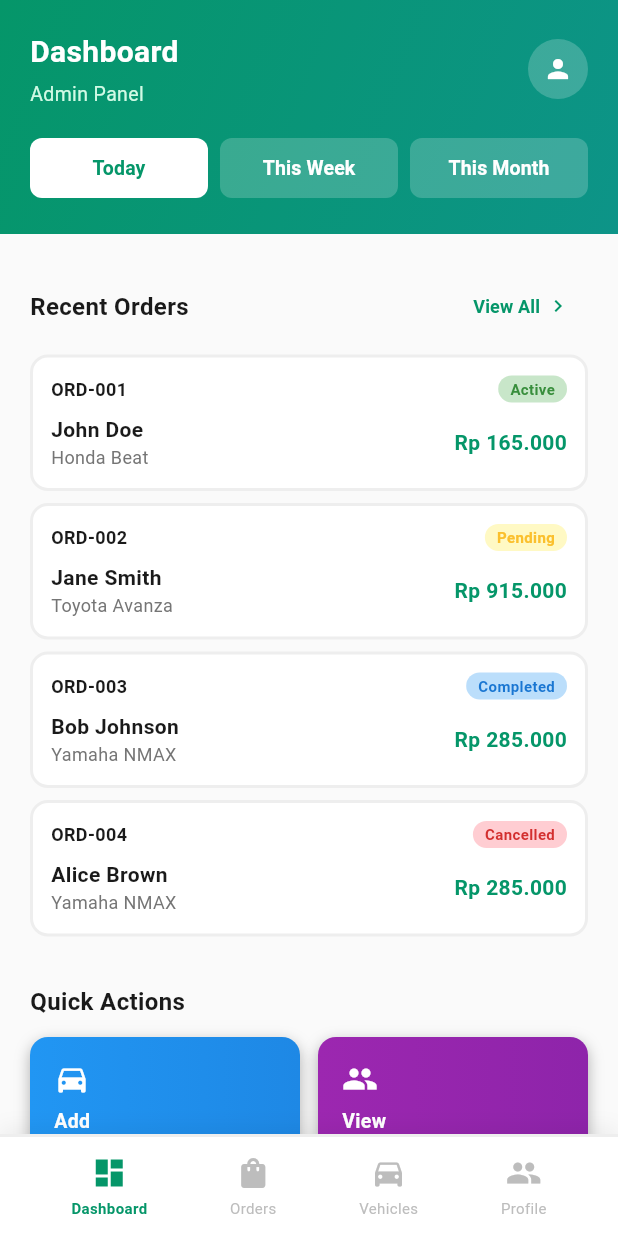
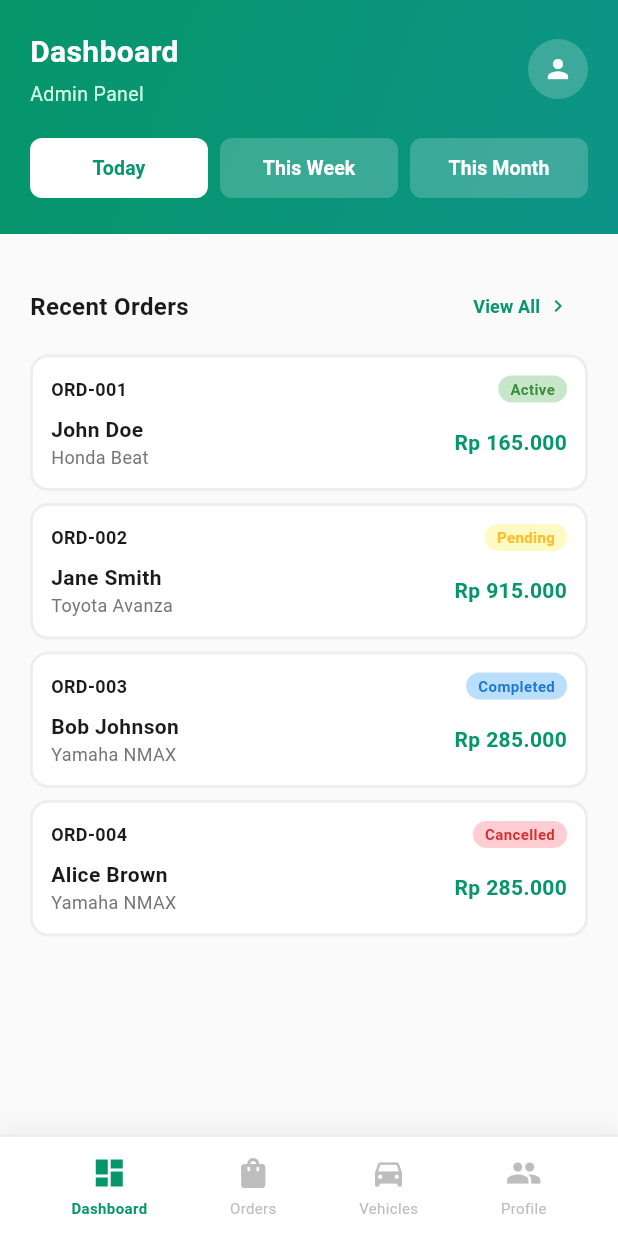
Before and after one commit to PeterAjaaa/setor_mobil_admin, a Flutter app: the AdminDashboardScreen screen opened directly, scrolled down 560 dp, on a phone screen of 412 x 824 dp. Run offline on Flutter 3.47's test engine with Material 3 defaults, Android fonts, the light colour scheme and no system bars; missing offline and left inert: dart:ffi.

Commit message:
fi++small update

```diff
--- a/lib/pages/admin_dashboard_screen.dart
+++ b/lib/pages/admin_dashboard_screen.dart
@@ -20,7 +20,7 @@ class _AdminDashboardScreenState extends State<AdminDashboardScreen> {
   final List<Map<String, dynamic>> _stats = [
     {
       'label': 'Total Vehicles',
-      'value': '156',
+      'value': '10',
       'icon': Icons.directions_car,
       'color': Colors.blue,
       'change': '+12',
@@ -144,7 +144,6 @@ class _AdminDashboardScreenState extends State<AdminDashboardScreen> {
                     _buildRecentOrders(),
                     SizedBox(height: 24),
 
-                    _buildQuickActions(),
                     SizedBox(height: 80),
                   ],
                 ),
@@ -542,42 +541,6 @@ class _AdminDashboardScreenState extends State<AdminDashboardScreen> {
     );
   }
 
-  Widget _buildQuickActions() {
-    return Column(
-      crossAxisAlignment: CrossAxisAlignment.start,
-      children: [
-        Text(
-          'Quick Actions',
-          style: TextStyle(
-            fontSize: 16,
-            fontWeight: FontWeight.bold,
-            color: Color(0xFF1A1A1A),
-          ),
-        ),
-        SizedBox(height: 12),
-        Row(
-          children: [
-            Expanded(
-              child: _buildQuickActionButton(
-                'Add\nVehicle',
-                Icons.directions_car,
-                [Colors.blue, Colors.blue.shade600],
-                () {},
-              ),
-            ),
-            SizedBox(width: 12),
-            Expanded(
-              child: _buildQuickActionButton('View\nUsers', Icons.people, [
-                Colors.purple,
-                Colors.purple.shade600,
-              ], () {}),
-            ),
-          ],
-        ),
-      ],
-    );
-  }
-
   Widget _buildQuickActionButton(
     String label,
     IconData icon,
--- a/lib/pages/admin_profile_screen.dart
+++ b/lib/pages/admin_profile_screen.dart
@@ -1,5 +1,6 @@
 import 'package:flutter/material.dart';
 import 'package:setor_mobil_admin/auth/admlogin_screen.dart';
+import 'package:setor_mobil_admin/pages/admin_dashboard_screen.dart';
 import 'package:setor_mobil_admin/pages/order_management_screen.dart';
 import 'package:setor_mobil_admin/pages/vehicle_management.dart';
 
@@ -484,7 +485,7 @@ class _AdminProfileScreenState extends State<AdminProfileScreen> {
           if (index == 0) {
             Navigator.push(
               context,
-              MaterialPageRoute(builder: (context) => AdmloginScreen()),
+              MaterialPageRoute(builder: (context) => AdminDashboardScreen()),
             );
           }
 
--- a/lib/pages/vehicle_management.dart
+++ b/lib/pages/vehicle_management.dart
@@ -472,7 +472,7 @@ void _handleViewDetail(Map<String, dynamic> vehicle) {
                           ),
                         ),
                         Text(
-                          ' (${vehicle['orders']})',
+                          ' (${vehicle['order']})',
                           style: TextStyle(
                             fontSize: 11,
                             color: Colors.grey[600],
```
